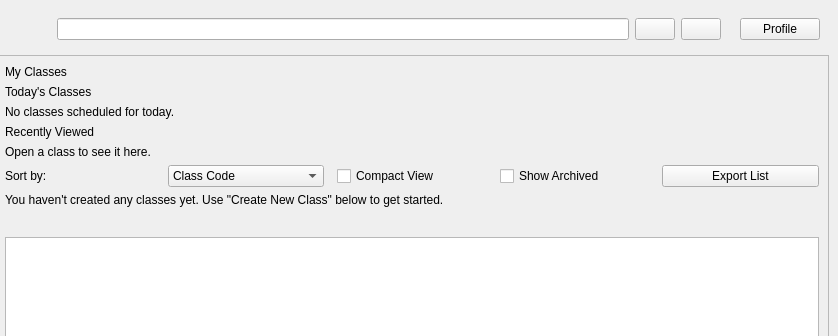
First picture: the form in ui/main_window.ui, repository imndllnuri/students-attendance-app, before the edit; both pictures show x 240 to 1078 and y 0 to 336 of the 1078 by 941 pixel window.
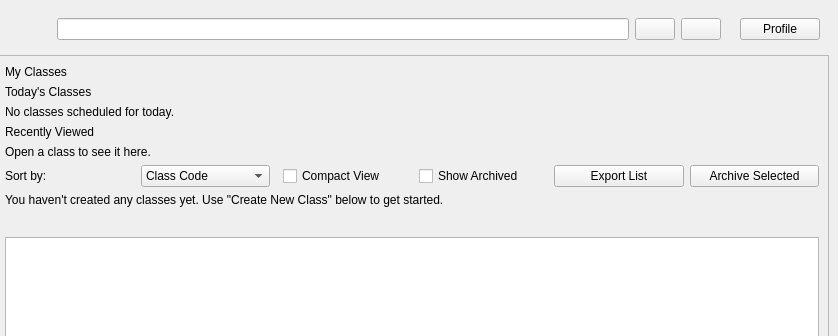
Second picture: the form after the edit. Icons and pictures are not drawn.

Commit message:
#9: Bulk actions on the class list
Each active class row gets a select checkbox, plus an "Archive
Selected" button to archive several classes at once instead of one at
a time. Selection resets on every reload since rows are rebuilt fresh.

Patch:
```diff
--- a/ui/main_window.ui
+++ b/ui/main_window.ui
@@ -190,6 +190,11 @@
                 <property name="text"><string>Export List</string></property>
                </widget>
               </item>
+              <item>
+               <widget class="QPushButton" name="bulk_archive_btn">
+                <property name="text"><string>Archive Selected</string></property>
+               </widget>
+              </item>
              </layout>
             </item>
             <item>
```
The commit also changes 3 other files.
